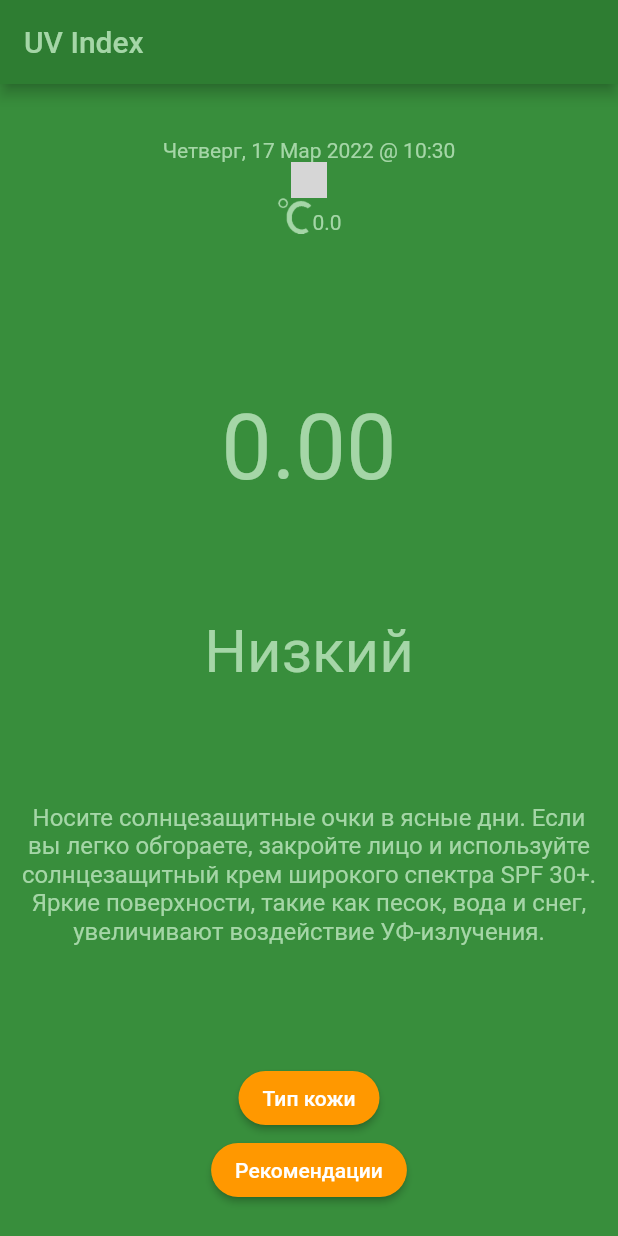
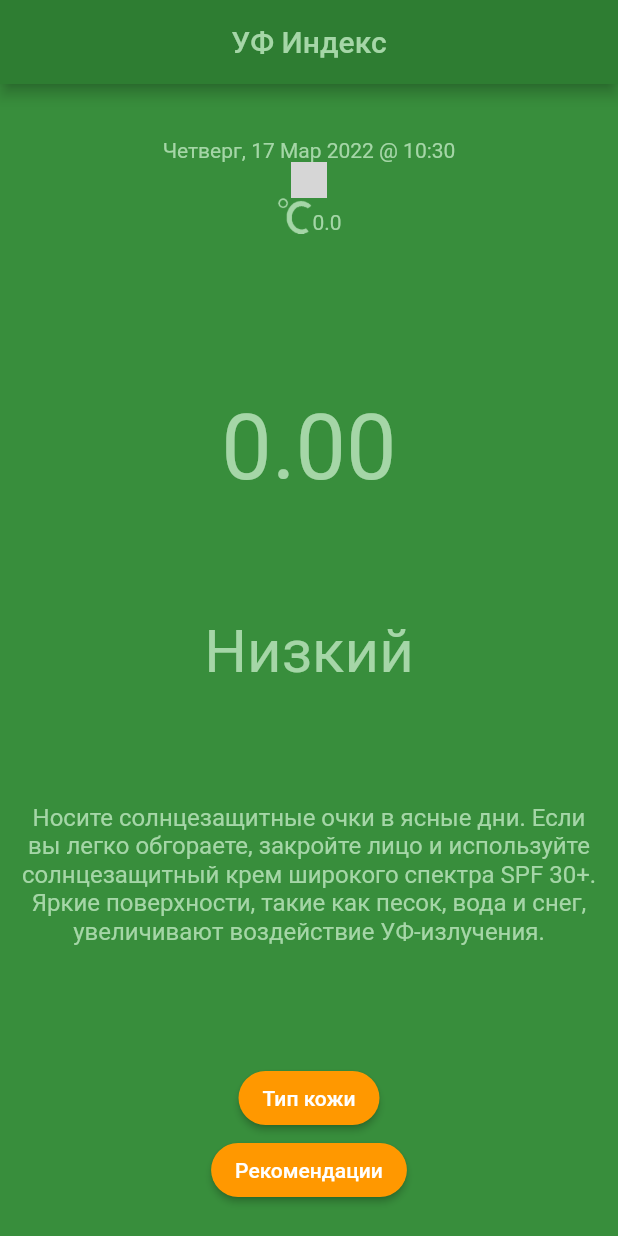
Before and after one commit to danielZakharov/UV-index, a Flutter app: the Result screen opened directly with empty values, on a phone screen of 412 x 824 dp. Run offline on Flutter 3.47's test engine with Material 2 defaults, Android fonts, the phone set to English and light mode, and no system bars; our stand-ins replace flutter_spinkit, location, shared_preferences; missing offline and left inert: geocoder; accounts and stored records are empty; grey boxes are pictures that could not be loaded.

Commit message:
little one more

```diff
--- a/lib/component/result.dart
+++ b/lib/component/result.dart
@@ -109,10 +109,11 @@ class Result extends StatelessWidget {
     return Scaffold(
       backgroundColor: theme.secondary,
       appBar: AppBar(
+        centerTitle: true,
         automaticallyImplyLeading: false,
         title: FittedBox(
           fit: BoxFit.fitWidth,
-          child: Text('UV Index', style: TextStyle(color: theme.text)),
+          child: Text('УФ Индекс', style: TextStyle(color: theme.text)),
         ),
         backgroundColor: theme.primary,
       ),
```
Also changed, not shown: 1 other file.
